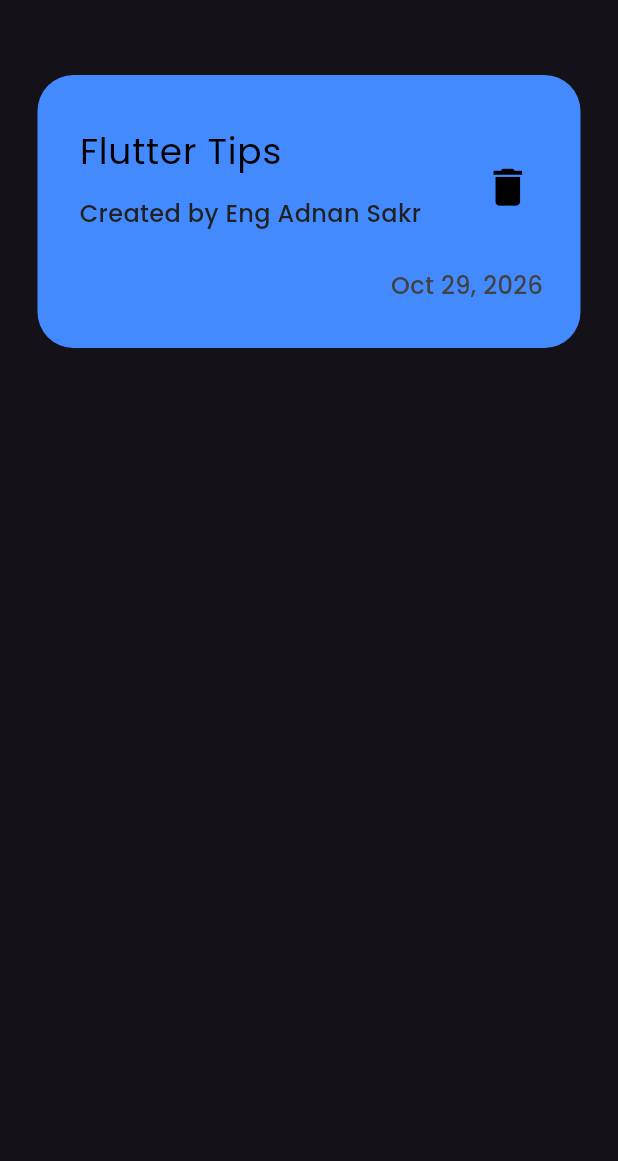
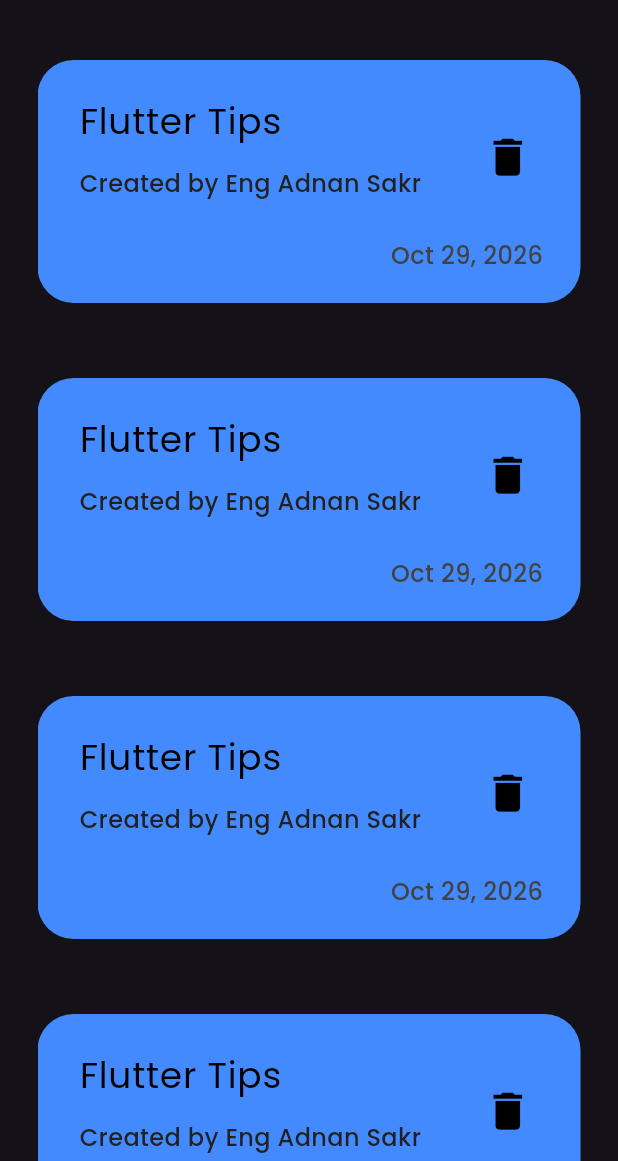
Before and after one commit to adnansakr593-beep/Notes-App, a Flutter app: the screen it shows after launch, on a phone screen of 412 x 824 dp, the part 75-1236 px from its top. Run offline on Flutter 3.47's test engine with Material 3 defaults, Android fonts, the phone set to English and light mode, and no system bars; our stand-ins replace google_fonts.

Commit message:
note list view

```diff
--- a/lib/widgets/custom_card.dart
+++ b/lib/widgets/custom_card.dart
@@ -7,7 +7,7 @@ class CustomCard extends StatelessWidget {
   @override
   Widget build(BuildContext context) {
     return Container(
-      padding: EdgeInsets.only(top: 25,bottom: 25,left: 12,),
+      padding: EdgeInsets.only(top: 15, bottom: 15, left: 12),
       margin: EdgeInsets.symmetric(vertical: 25),
       decoration: BoxDecoration(
         color: Colors.blueAccent,
@@ -35,12 +35,11 @@ class CustomCard extends StatelessWidget {
             ),
             trailing: IconButton(
               onPressed: () {},
-              icon: Icon(Icons.delete, color: Colors.black,
-              size: 33,),
+              icon: Icon(Icons.delete, color: Colors.black, size: 33),
             ),
           ),
           Padding(
-            padding: const EdgeInsets.symmetric(horizontal: 25.0,vertical: 5),
+            padding: const EdgeInsets.symmetric(horizontal: 25.0, vertical: 5),
             child: Text(
               'Oct 29, 2026',
               style: GoogleFonts.poppins(
--- a/lib/widgets/custom_view.dart
+++ b/lib/widgets/custom_view.dart
@@ -1,6 +1,7 @@
 import 'package:flutter/material.dart';
 import 'package:notes_app/widgets/custom_app_bar..dart';
 import 'package:notes_app/widgets/custom_card.dart';
+import 'package:notes_app/widgets/notes_list_view.dart';
 
 class CustomView extends StatelessWidget {
   const CustomView({super.key});
@@ -15,8 +16,9 @@ class CustomView extends StatelessWidget {
           children:
           [
             CustomAppBar(),
-            const SizedBox(height: 25,),
-            CustomCard()
+            SizedBox(height: 15,),
+            // CustomCard()
+            Expanded(child: NotesListView())
           ],
         ),
       ),
--- /dev/null
+++ b/lib/widgets/notes_list_view.dart
@@ -0,0 +1,14 @@
+import 'package:flutter/material.dart';
+import 'package:notes_app/widgets/custom_card.dart';
+
+class NotesListView extends StatelessWidget {
+  const NotesListView({super.key});
+
+  @override
+  Widget build(BuildContext context) {
+    return ListView.builder(itemBuilder: (context,item)
+    {
+      return CustomCard();
+    },);
+  }
+}
```
